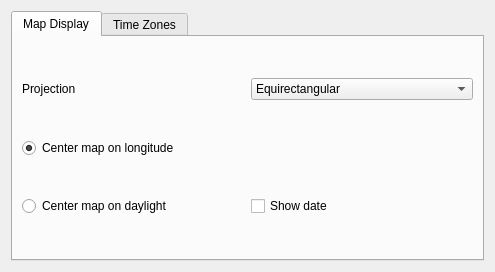
This is src/plasmoid/worldclockConfig.ui in KDE/marble as Qt 5 draws it before an edit. The edited form follows.
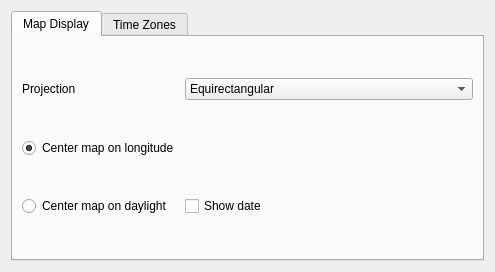
This is the edited form. The open tabs and pages were chosen to show the change. Icons and pictures are not drawn. Custom widgets are drawn as their Qt base class.

```diff
--- a/src/plasmoid/worldclockConfig.ui
+++ b/src/plasmoid/worldclockConfig.ui
@@ -52,6 +52,12 @@
       <layout class="QGridLayout" name="gridLayout" >
        <item row="0" column="0" >
         <widget class="QLabel" name="label" >
+         <property name="sizePolicy" >
+          <sizepolicy vsizetype="Preferred" hsizetype="Fixed" >
+           <horstretch>0</horstretch>
+           <verstretch>0</verstretch>
+          </sizepolicy>
+         </property>
          <property name="text" >
           <string>Projection</string>
          </property>
@@ -81,6 +87,12 @@
        </item>
        <item row="1" column="0" >
         <widget class="QRadioButton" name="longitudeButton" >
+         <property name="sizePolicy" >
+          <sizepolicy vsizetype="Fixed" hsizetype="Fixed" >
+           <horstretch>0</horstretch>
+           <verstretch>0</verstretch>
+          </sizepolicy>
+         </property>
          <property name="text" >
           <string>Center map on longitude</string>
          </property>
@@ -94,6 +106,12 @@
        </item>
        <item row="2" column="0" >
         <widget class="QRadioButton" name="daylightButton" >
+         <property name="sizePolicy" >
+          <sizepolicy vsizetype="Fixed" hsizetype="Fixed" >
+           <horstretch>0</horstretch>
+           <verstretch>0</verstretch>
+          </sizepolicy>
+         </property>
          <property name="text" >
           <string>Center map on daylight</string>
          </property>
```
